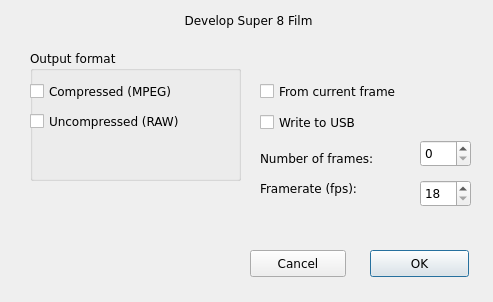
Above: developdialog.ui from digitalsuper8/DigitalSuper8Lab before the change. Below: the same form after it.
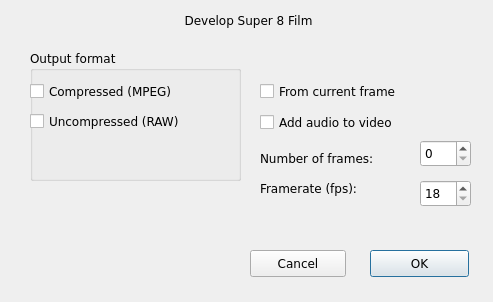
That is the form after the change.

Commit message: Working video and audio export

```diff
--- a/developdialog.ui
+++ b/developdialog.ui
@@ -174,7 +174,7 @@
     </rect>
    </property>
    <property name="text">
-    <string>Write to USB</string>
+    <string>Add audio to video</string>
    </property>
   </widget>
   <widget class="QLabel" name="TitleLabel">
```
The commit also changes 9 other files.
